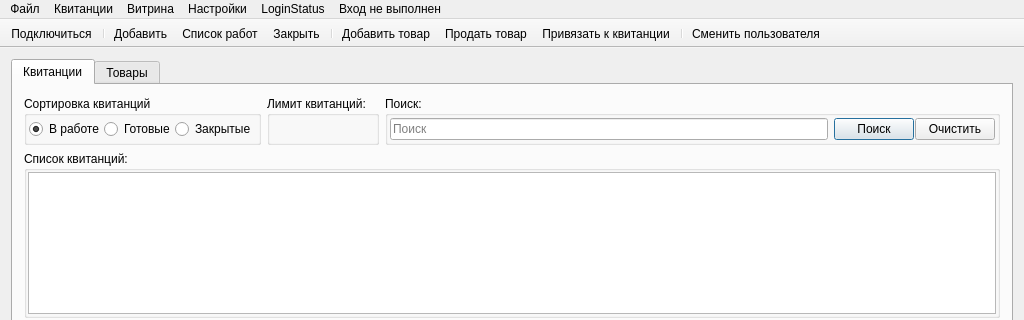
First picture: the form in mainwindow.ui, repository eboladev/XPPC, before the edit; both pictures show x 0 to 1024 and y 0 to 320 of the 1024 by 768 pixel window.
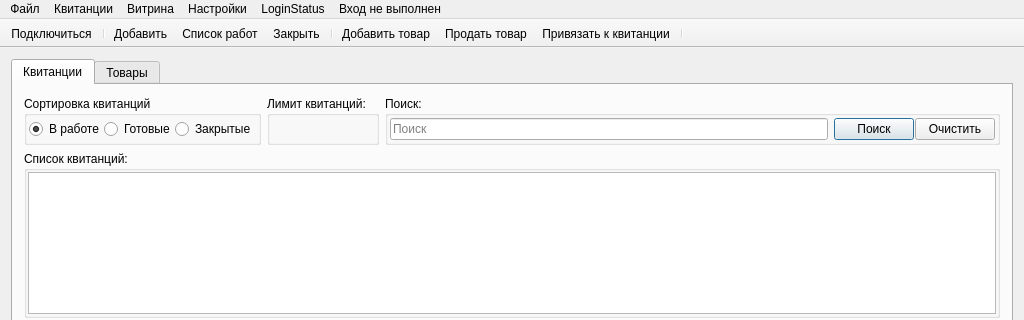
Second picture: the form after the edit. The open tabs and pages were chosen to show the change. Icons and pictures are not drawn. Custom widgets are drawn as their Qt base class.

The edit to the form file:
```diff
--- a/mainwindow.ui
+++ b/mainwindow.ui
@@ -925,7 +925,6 @@
    <addaction name="actionSellProduct"/>
    <addaction name="actionAttachToTicket"/>
    <addaction name="separator"/>
-   <addaction name="actionChangeUser"/>
   </widget>
   <action name="actionConnect">
    <property name="icon">
```
Left out of the diff: 96 changed lines with no effect on the pictures.
